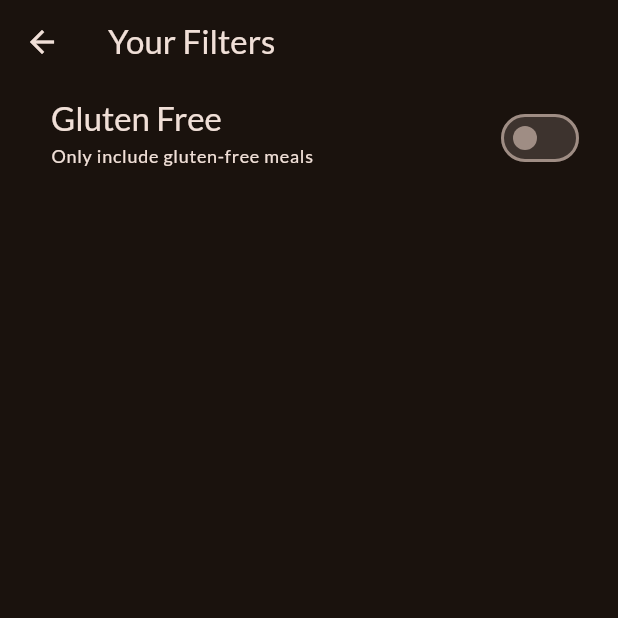
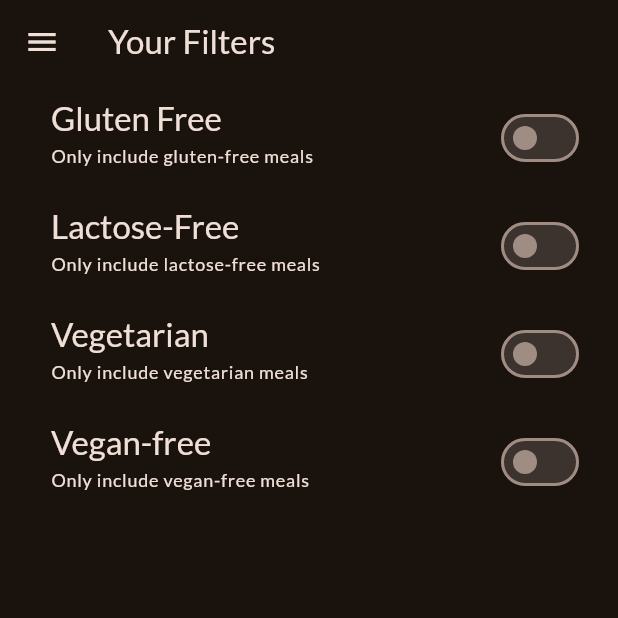
Before and after one commit to Sheethaljoshi/app_screen, a Flutter app: the FiltersScreen screen opened directly, on a phone screen of 412 x 824 dp, the top half of it. Run offline on Flutter 3.47's test engine with Material 3 defaults, Android fonts, the phone set to English and light mode, and no system bars; our stand-ins replace google_fonts, transparent_image.

Commit message:
more filters

```diff
--- a/category_app/lib/screens/filters.dart
+++ b/category_app/lib/screens/filters.dart
@@ -1,3 +1,5 @@
+import 'package:category_app/screens/tabs.dart';
+import 'package:category_app/widgets/main_drawer.dart';
 import 'package:flutter/material.dart';
 
 class FiltersScreen extends StatefulWidget {
@@ -12,12 +14,26 @@ class FiltersScreen extends StatefulWidget {
 
 class _FilterScreenState extends State<FiltersScreen> {
   var glutenFreeFilterSet = false;
+  var lactoseFreeFilterSet = false;
+  var vegetarianFreeFilterSet = false;
+  var veganFreeFilterSet = false;
+
+
+
+
+
   @override
   Widget build(BuildContext context) {
     return Scaffold(
         appBar: AppBar(
           title: const Text('Your Filters'),
         ),
+        drawer: MainDrawer(onSelectScreen: (identifier){
+          Navigator.of(context).pop();
+          if(identifier == 'meals'){
+            Navigator.of(context).push(MaterialPageRoute(builder: (ctx) => const TabsScreen(),));
+          }
+        }),
         body: Column(
           children: [
             SwitchListTile(
@@ -41,6 +57,72 @@ class _FilterScreenState extends State<FiltersScreen> {
               ),
               activeColor: Theme.of(context).colorScheme.tertiary,
               contentPadding: const EdgeInsets.only(left: 34, right: 22),
+            ),
+            SwitchListTile(
+              value: lactoseFreeFilterSet,
+              onChanged: (isChecked) {
+                setState(() {
+                  glutenFreeFilterSet = isChecked;
+                });
+              },
+              title: Text(
+                'Lactose-Free',
+                style: Theme.of(context).textTheme.titleLarge!.copyWith(
+                      color: Theme.of(context).colorScheme.onBackground,
+                    ),
+              ),
+              subtitle: Text(
+                'Only include lactose-free meals',
+                style: Theme.of(context).textTheme.labelMedium!.copyWith(
+                      color: Theme.of(context).colorScheme.onBackground,
+                    ),
+              ),
+              activeColor: Theme.of(context).colorScheme.tertiary,
+              contentPadding: const EdgeInsets.only(left: 34, right: 22),
+            ),
+            SwitchListTile(
+              value: vegetarianFreeFilterSet,
+              onChanged: (isChecked) {
+                setState(() {
+                  glutenFreeFilterSet = isChecked;
+                });
+              },
+              title: Text(
+                'Vegetarian',
+                style: Theme.of(context).textTheme.titleLarge!.copyWith(
+                      color: Theme.of(context).colorScheme.onBackground,
+                    ),
+              ),
+              subtitle: Text(
+                'Only include vegetarian meals',
+                style: Theme.of(context).textTheme.labelMedium!.copyWith(
+                      color: Theme.of(context).colorScheme.onBackground,
+                    ),
+              ),
+              activeColor: Theme.of(context).colorScheme.tertiary,
+              contentPadding: const EdgeInsets.only(left: 34, right: 22),
+            ),
+            SwitchListTile(
+              value: veganFreeFilterSet,
+              onChanged: (isChecked) {
+                setState(() {
+                  glutenFreeFilterSet = isChecked;
+                });
+              },
+              title: Text(
+                'Vegan-free',
+                style: Theme.of(context).textTheme.titleLarge!.copyWith(
+                      color: Theme.of(context).colorScheme.onBackground,
+                    ),
+              ),
+              subtitle: Text(
+                'Only include vegan-free meals',
+                style: Theme.of(context).textTheme.labelMedium!.copyWith(
+                      color: Theme.of(context).colorScheme.onBackground,
+                    ),
+              ),
+              activeColor: Theme.of(context).colorScheme.tertiary,
+              contentPadding: const EdgeInsets.only(left: 34, right: 22),
             )
           ],
         ));
--- a/category_app/lib/screens/tabs.dart
+++ b/category_app/lib/screens/tabs.dart
@@ -3,6 +3,7 @@ import 'package:category_app/screens/meals.dart';
 import 'package:category_app/widgets/main_drawer.dart';
 import 'package:flutter/material.dart';
 import 'package:category_app/models/meal.dart';
+import 'package:category_app/screens/filters.dart';
 
 class TabsScreen extends StatefulWidget {
   const TabsScreen({super.key});
@@ -45,9 +46,10 @@ class _TabsScreenState extends State<TabsScreen> {
   }
 
   void _setScreen(String identifier) {
+    Navigator.of(context).pop();
     if (identifier == 'filters') {
-    } else {
       Navigator.of(context).pop();
+      Navigator.of(context).push(MaterialPageRoute(builder: (ctx) => const FiltersScreen()));
     }
   }
 
--- a/category_app/lib/widgets/main_drawer.dart
+++ b/category_app/lib/widgets/main_drawer.dart
@@ -49,7 +49,7 @@ class MainDrawer extends StatelessWidget {
                   fontSize: 24),
             ),
             onTap: () {
-              onSelectScreen('Meals');
+              onSelectScreen('meals');
             },
           ),
           ListTile(
```
